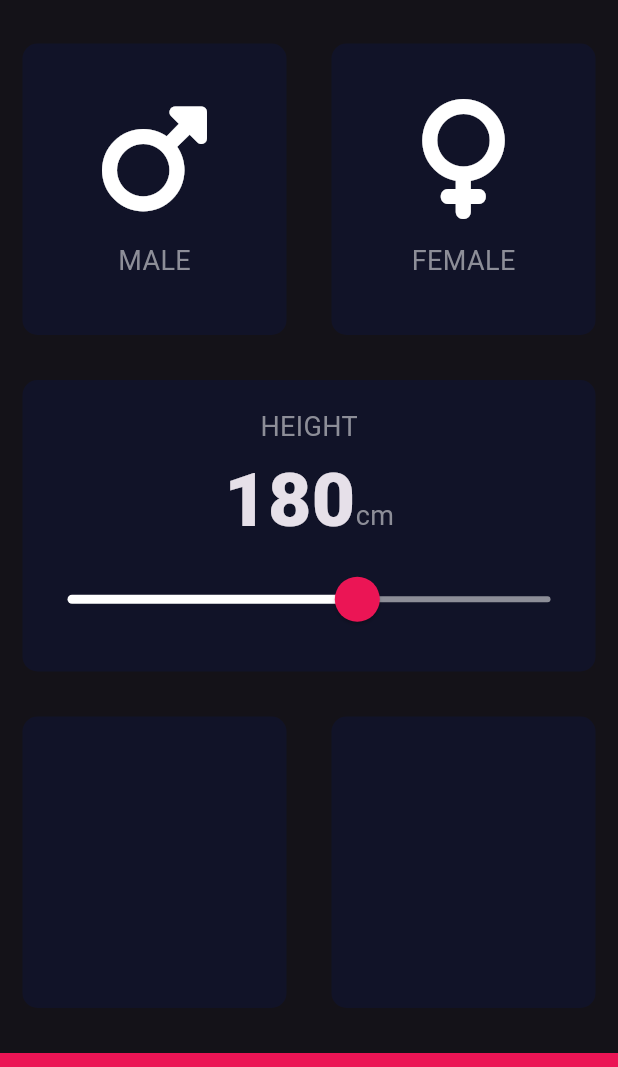
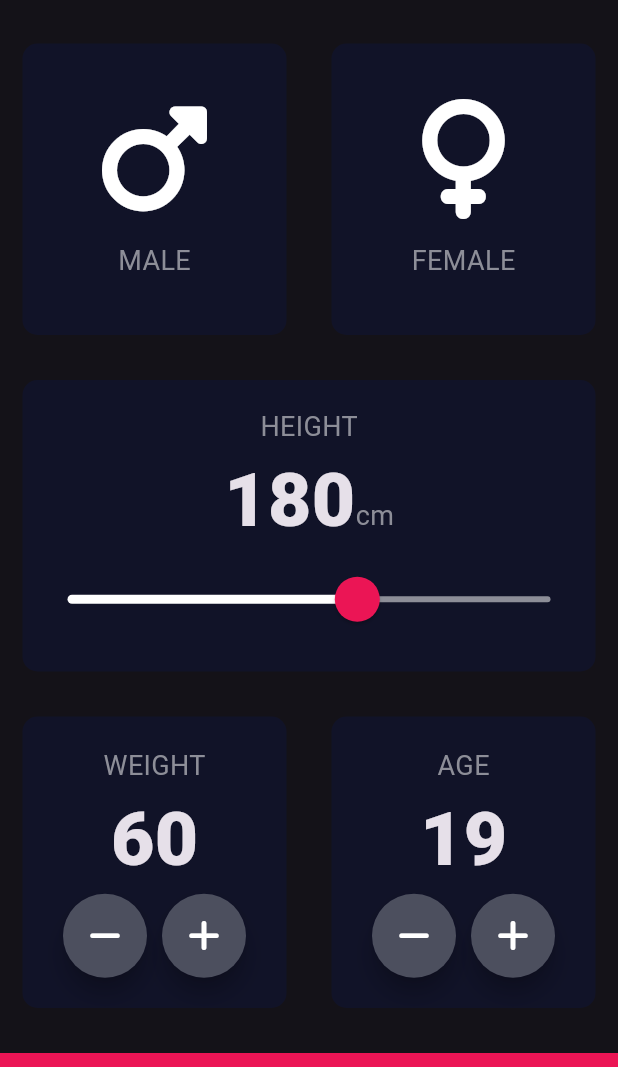
Before and after one commit to alexmortelsison/bmi_calculator, a Flutter app: the screen it shows after launch, on a phone screen of 412 x 824 dp, the part 63-1130 px from its top. Run offline on Flutter 3.47's test engine with Material 3 defaults, Android fonts, the phone set to English and light mode, and no system bars; our stand-ins replace font_awesome_flutter.

Commit message:
updated input_page. added custom roundedButtonIcon.

```diff
--- a/lib/input_page.dart
+++ b/lib/input_page.dart
@@ -20,6 +20,8 @@ Color maleCardColour = inactiveCardColor;
 Color femaleCardColour = inactiveCardColor;
 Gender? selectedGender;
 int height = 180;
+int weight = 60;
+int age = 19;
 
 class _InputPageState extends State<InputPage> {
   @override
@@ -136,7 +138,42 @@ class _InputPageState extends State<InputPage> {
                       });
                     },
                     colour: inactiveCardColor,
-                    cardChild: const Column(),
+                    cardChild: Column(
+                      mainAxisAlignment: MainAxisAlignment.center,
+                      children: [
+                        const Text(
+                          "WEIGHT",
+                          style: labelTextStyle,
+                        ),
+                        Text(
+                          weight.toString(),
+                          style: numberTextStyle,
+                        ),
+                        Row(
+                          mainAxisAlignment: MainAxisAlignment.center,
+                          children: [
+                            RoundIconButton(
+                                icon: FontAwesomeIcons.minus,
+                                onPressed: () {
+                                  setState(() {
+                                    weight--;
+                                  });
+                                }),
+                            const SizedBox(
+                              width: 10.0,
+                            ),
+                            RoundIconButton(
+                              icon: FontAwesomeIcons.plus,
+                              onPressed: () {
+                                setState(() {
+                                  weight++;
+                                });
+                              },
+                            )
+                          ],
+                        )
+                      ],
+                    ),
                   ),
                 ),
                 Expanded(
@@ -147,7 +184,47 @@ class _InputPageState extends State<InputPage> {
                       });
                     },
                     colour: inactiveCardColor,
-                    cardChild: const Column(),
+                    cardChild: Column(
+                      mainAxisAlignment: MainAxisAlignment.center,
+                      children: [
+                        const Text(
+                          "AGE",
+                          style: labelTextStyle,
+                        ),
+                        Text(
+                          age.toString(),
+                          style: numberTextStyle,
+                        ),
+                        Row(
+                          mainAxisAlignment: MainAxisAlignment.center,
+                          children: [
+                            RoundIconButton(
+                              icon: FontAwesomeIcons.minus,
+                              onPressed: () {
+                                setState(
+                                  () {
+                                    age--;
+                                  },
+                                );
+                              },
+                            ),
+                            const SizedBox(
+                              width: 10,
+                            ),
+                            RoundIconButton(
+                              icon: FontAwesomeIcons.plus,
+                              onPressed: () {
+                                setState(
+                                  () {
+                                    age++;
+                                  },
+                                );
+                              },
+                            ),
+                          ],
+                        )
+                      ],
+                    ),
                   ),
                 ),
               ],
@@ -168,3 +245,21 @@ class _InputPageState extends State<InputPage> {
     );
   }
 }
+
+class RoundIconButton extends StatelessWidget {
+  const RoundIconButton(
+      {super.key, required this.icon, required this.onPressed});
+  final IconData icon;
+  final VoidCallback onPressed;
+  @override
+  Widget build(BuildContext context) {
+    return RawMaterialButton(
+      onPressed: onPressed,
+      elevation: 6.0,
+      constraints: const BoxConstraints.tightFor(width: 56.0, height: 56.0),
+      shape: const CircleBorder(),
+      fillColor: const Color(0xFF4C4F5E),
+      child: Icon(icon),
+    );
+  }
+}
```
